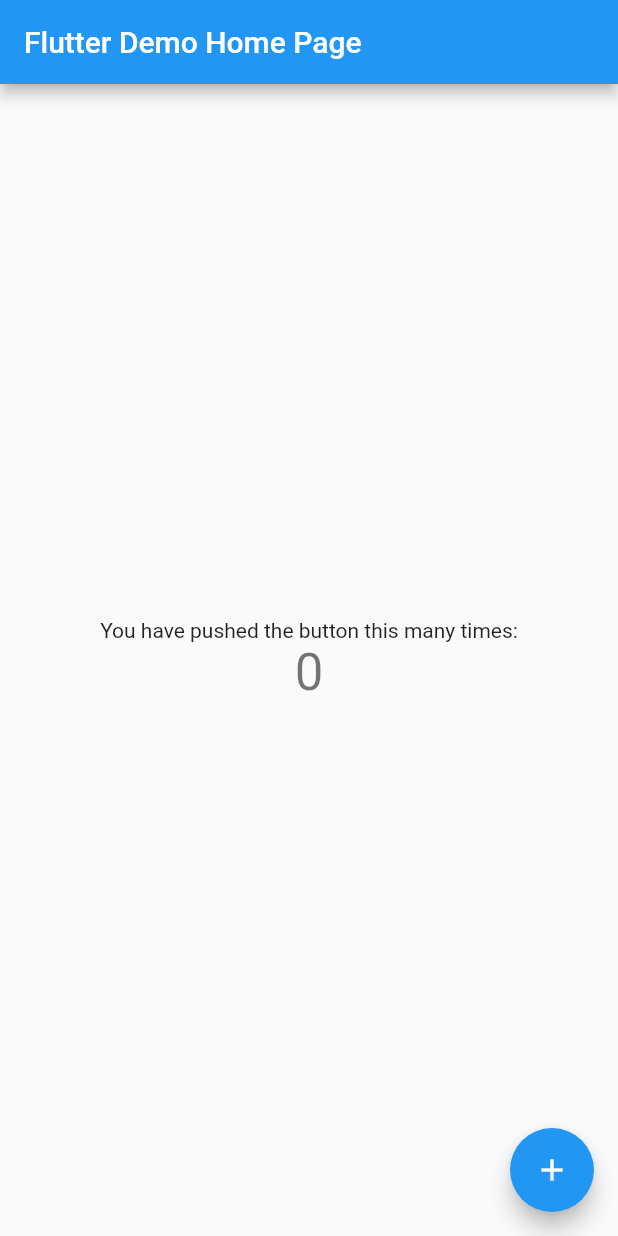
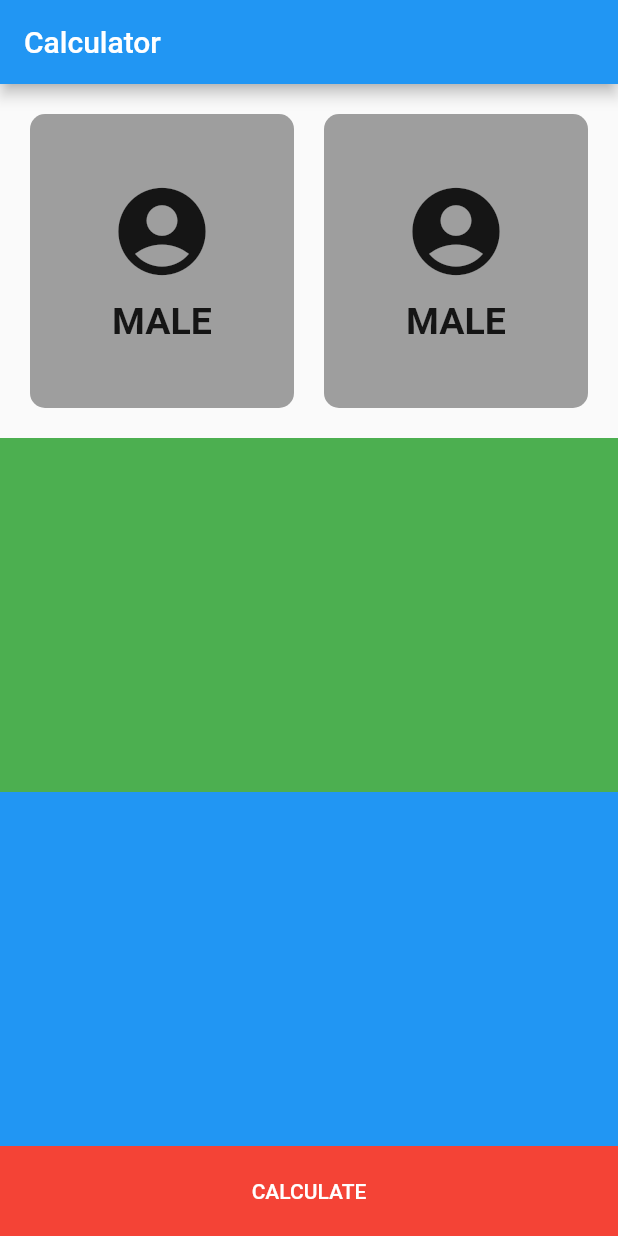
Before and after one commit to asmaahassnasr/flutter-calculator-app, a Flutter app: the screen it shows after launch, on a phone screen of 412 x 824 dp. Run offline on Flutter 3.47's test engine with Material 2 defaults, Android fonts, the phone set to English and light mode, and no system bars.

Commit message:
designing first section of the screen

```diff
--- /dev/null
+++ b/lib/calc.dart
@@ -0,0 +1,115 @@
+import 'package:flutter/material.dart';
+
+class CalculatorScreen extends StatefulWidget {
+  @override
+  State<CalculatorScreen> createState() => _CalculatorScreenState();
+}
+
+class _CalculatorScreenState extends State<CalculatorScreen> {
+  @override
+  Widget build(BuildContext context) {
+    return Scaffold(
+      appBar: AppBar(
+        title: Text(
+          'Calculator',
+        ),
+      ),
+      body: Column(
+        children: [
+          Expanded(
+            child: Padding(
+              padding: const EdgeInsets.all(20.0),
+              child: Row(
+                children: [
+                  Expanded(
+                    child: Container(
+                      child: Column(
+                        mainAxisAlignment: MainAxisAlignment.center,
+                        children: [
+                           Icon(
+                            Icons.account_circle,
+                            size: 70.0,
+                          ),
+                          SizedBox(
+                            height: 10.0,
+                          ),
+                          Text(
+                            'MALE',
+                            style: TextStyle(
+                              fontSize: 25.0,
+                              fontWeight: FontWeight.bold,
+                            ),
+                          ),
+                        ],
+                      ),
+                      decoration: BoxDecoration(
+                        borderRadius: BorderRadius.circular(10.0),
+                        color: Colors.grey
+                      ),
+                    ),
+                  ),
+                  SizedBox(
+                    width: 20.0,
+                  ),
+                  Expanded(
+                    child: Container(
+                      child: Column(
+                        mainAxisAlignment: MainAxisAlignment.center,
+                        children: [
+                          Icon(
+                            Icons.account_circle,
+                            size: 70.0,
+                          ),
+                          SizedBox(
+                            height: 10.0,
+                          ),
+                          Text(
+                            'MALE',
+                            style: TextStyle(
+                              fontSize: 25.0,
+                              fontWeight: FontWeight.bold,
+                            ),
+                          ),
+                        ],
+                      ),
+                      decoration: BoxDecoration(
+                          borderRadius: BorderRadius.circular(10.0),
+                          color: Colors.grey
+                      ),
+                    ),
+                  ),
+                ],
+              ),
+            ),
+          ),
+          Expanded(
+            child: Container(
+              width: double.infinity,
+              color: Colors.green,
+            ),
+          ),
+          Expanded(
+            child: Container(
+              width: double.infinity,
+              color: Colors.blue,
+            ),
+          ),
+          Container(
+            width: double.infinity,
+            color: Colors.red,
+            child: MaterialButton(
+                onPressed: (){},
+              height: 60.0,
+              child: Text(
+                'CALCULATE',
+                style: TextStyle(
+                  color: Colors.white,
+                ),
+              ),
+            ),
+          )
+        ],
+      ),
+    );
+  }
+}
--- a/lib/main.dart
+++ b/lib/main.dart
@@ -1,115 +1,17 @@
 import 'package:flutter/material.dart';
 
+import 'calc.dart';
+
 void main() {
-  runApp(const MyApp());
+  runApp(MyApp());
 }
 
 class MyApp extends StatelessWidget {
-  const MyApp({Key? key}) : super(key: key);
-
-  // This widget is the root of your application.
   @override
   Widget build(BuildContext context) {
     return MaterialApp(
-      title: 'Flutter Demo',
-      theme: ThemeData(
-        // This is the theme of your application.
-        //
-        // Try running your application with "flutter run". You'll see the
-        // application has a blue toolbar. Then, without quitting the app, try
-        // changing the primarySwatch below to Colors.green and then invoke
-        // "hot reload" (press "r" in the console where you ran "flutter run",
-        // or simply save your changes to "hot reload" in a Flutter IDE).
-        // Notice that the counter didn't reset back to zero; the application
-        // is not restarted.
-        primarySwatch: Colors.blue,
-      ),
-      home: const MyHomePage(title: 'Flutter Demo Home Page'),
+      debugShowCheckedModeBanner: false,
+      home:CalculatorScreen(),
     );
   }
 }
-
-class MyHomePage extends StatefulWidget {
-  const MyHomePage({Key? key, required this.title}) : super(key: key);
-
-  // This widget is the home page of your application. It is stateful, meaning
-  // that it has a State object (defined below) that contains fields that affect
-  // how it looks.
-
-  // This class is the configuration for the state. It holds the values (in this
-  // case the title) provided by the parent (in this case the App widget) and
-  // used by the build method of the State. Fields in a Widget subclass are
-  // always marked "final".
-
-  final String title;
-
-  @override
-  State<MyHomePage> createState() => _MyHomePageState();
-}
-
-class _MyHomePageState extends State<MyHomePage> {
-  int _counter = 0;
-
-  void _incrementCounter() {
-    setState(() {
-      // This call to setState tells the Flutter framework that something has
-      // changed in this State, which causes it to rerun the build method below
-      // so that the display can reflect the updated values. If we changed
-      // _counter without calling setState(), then the build method would not be
-      // called again, and so nothing would appear to happen.
-      _counter++;
-    });
-  }
-
-  @override
-  Widget build(BuildContext context) {
-    // This method is rerun every time setState is called, for instance as done
-    // by the _incrementCounter method above.
-    //
-    // The Flutter framework has been optimized to make rerunning build methods
-    // fast, so that you can just rebuild anything that needs updating rather
-    // than having to individually change instances of widgets.
-    return Scaffold(
-      appBar: AppBar(
-        // Here we take the value from the MyHomePage object that was created by
-        // the App.build method, and use it to set our appbar title.
-        title: Text(widget.title),
-      ),
-      body: Center(
-        // Center is a layout widget. It takes a single child and positions it
-        // in the middle of the parent.
-        child: Column(
-          // Column is also a layout widget. It takes a list of children and
-          // arranges them vertically. By default, it sizes itself to fit its
-          // children horizontally, and tries to be as tall as its parent.
-          //
-          // Invoke "debug painting" (press "p" in the console, choose the
-          // "Toggle Debug Paint" action from the Flutter Inspector in Android
-          // Studio, or the "Toggle Debug Paint" command in Visual Studio Code)
-          // to see the wireframe for each widget.
-          //
-          // Column has various properties to control how it sizes itself and
-          // how it positions its children. Here we use mainAxisAlignment to
-          // center the children vertically; the main axis here is the vertical
-          // axis because Columns are vertical (the cross axis would be
-          // horizontal).
-          mainAxisAlignment: MainAxisAlignment.center,
-          children: <Widget>[
-            const Text(
-              'You have pushed the button this many times:',
-            ),
-            Text(
-              '$_counter',
-              style: Theme.of(context).textTheme.headline4,
-            ),
-          ],
-        ),
-      ),
-      floatingActionButton: FloatingActionButton(
-        onPressed: _incrementCounter,
-        tooltip: 'Increment',
-        child: const Icon(Icons.add),
-      ), // This trailing comma makes auto-formatting nicer for build methods.
-    );
-  }
-}
```
